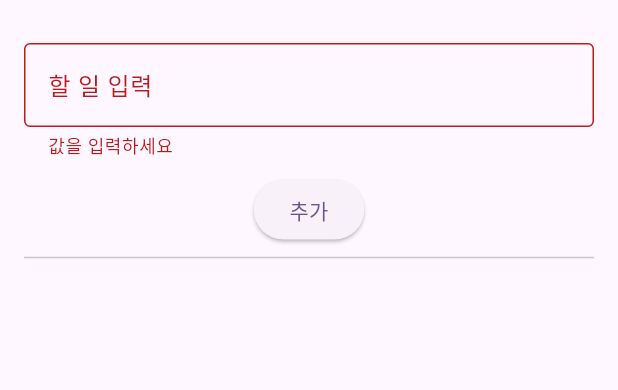
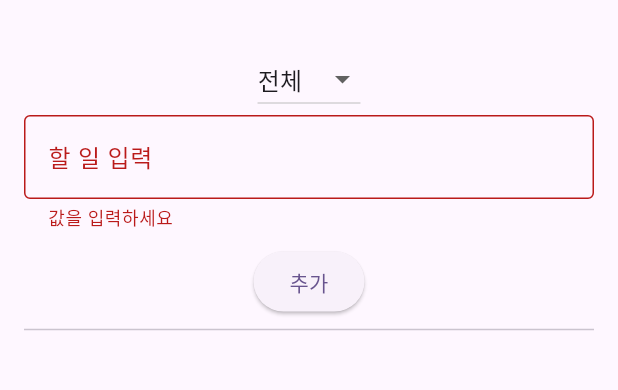
Before and after one commit to RACENI/TodoList_with_Flutter, a Flutter app: the screen it shows after launch, after a tap on "추가", on a phone screen of 412 x 824 dp, the part 65-455 px from its top. Run offline on Flutter 3.47's test engine with Material 3 defaults, Android fonts, the phone set to English and light mode, and no system bars; our stand-ins replace shared_preferences.

Commit message:
[FEATURE] 필터 기능 구현 완료 (fixes #1)

```diff
--- a/lib/TodoHome.dart
+++ b/lib/TodoHome.dart
@@ -14,6 +14,7 @@ class TodoHome extends StatelessWidget {
   @override
   Widget build(BuildContext context) {
     final provider = Provider.of<TodoProvider>(context); // 상태 접근
+    final todos = context.watch<TodoProvider>().todos;
 
     return Scaffold(
       appBar: AppBar(title: Text('To-Do 앱')),
@@ -23,6 +24,19 @@ class TodoHome extends StatelessWidget {
           key: _formKey,
           child: Column(
             children: [
+              DropdownButton(
+                value: provider.filter,
+                onChanged: (value) {
+                  if(value != null) {
+                    provider.setFilter(value);
+                  }
+                },
+                items: [
+                  DropdownMenuItem(value: TodoFilter.all, child: Text('전체')),
+                  DropdownMenuItem(value: TodoFilter.undone, child: Text('미완료')),
+                  DropdownMenuItem(value: TodoFilter.done, child: Text('완료')),
+                ],
+              ),
               TextFormField(
                 controller: _controller,
                 decoration: InputDecoration(
@@ -52,12 +66,13 @@ class TodoHome extends StatelessWidget {
                 },
                 child: Text('추가'),
               ),
+
               Divider(),
               Expanded(
                 child: ListView.builder(
-                  itemCount: provider.todos.length,
+                  itemCount: todos.length,
                   itemBuilder: (context, index) {
-                    final todo = provider.todos[index];
+                    final todo = todos[index];
                     return ListTile(
                       leading: Checkbox(
                         value: todo.isDone,
--- a/lib/main.dart
+++ b/lib/main.dart
@@ -7,10 +7,15 @@ import 'package:todolist/DetailPage.dart';
 import 'package:todolist/todo_provider.dart';
 import 'package:todolist/TodoHome.dart';
 
-void main() {
+void main() async {
+  WidgetsFlutterBinding.ensureInitialized();
+
+  final todoProvider = TodoProvider();
+  await todoProvider.init();
+
   runApp(
-    ChangeNotifierProvider(
-      create: (context) => TodoProvider(),
+    ChangeNotifierProvider.value(
+      value: todoProvider,
       child: const MyApp(),
     )
   );
--- a/lib/todo_provider.dart
+++ b/lib/todo_provider.dart
@@ -8,8 +8,26 @@ import 'main.dart';
 
 class TodoProvider extends ChangeNotifier {
   final List<Todo> _todos = [];
+  TodoFilter _filter = TodoFilter.all;
 
-  List<Todo> get todos => List.unmodifiable(_todos);
+  List<Todo> get todos {
+    switch(_filter) {
+      case TodoFilter.done:
+        return _todos.where((t) => t.isDone).toList();
+      case TodoFilter.undone:
+        return _todos.where((t) => !t.isDone).toList();
+      case TodoFilter all:
+      default:
+        return List.unmodifiable(_todos);
+    }
+  }
+
+  void setFilter(TodoFilter filter) {
+    _filter = filter;
+    notifyListeners();
+  }
+
+  TodoFilter get filter => _filter;
 
   Future<void> init() async {
     await _loadTodos();
```
